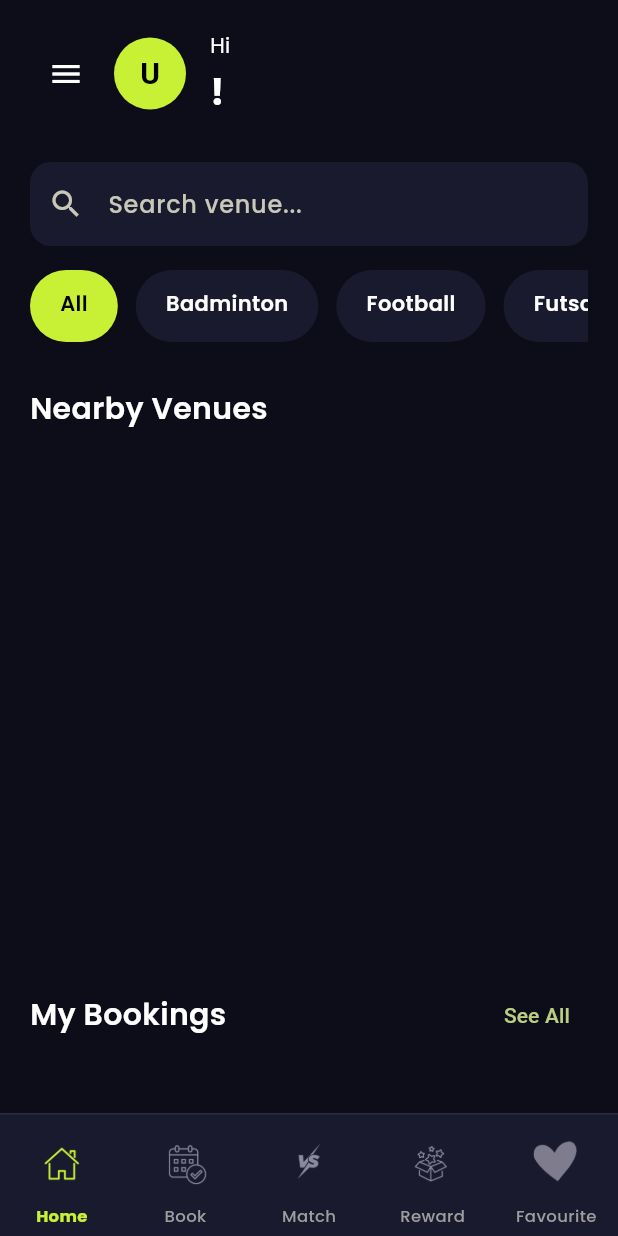
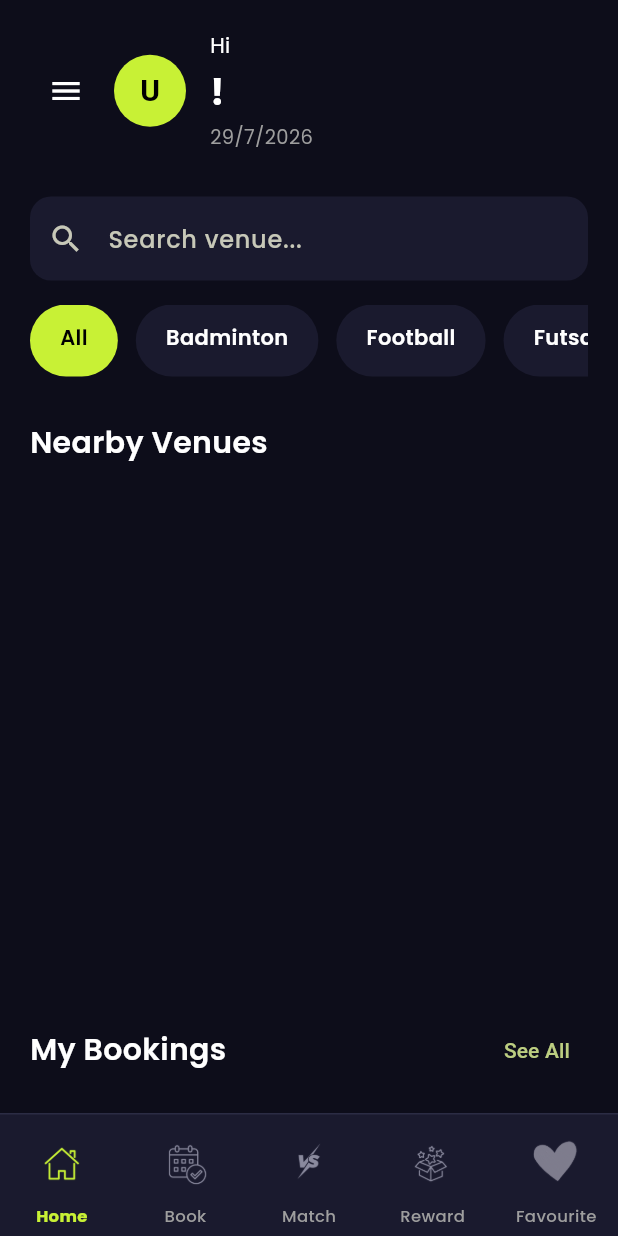
Before and after one commit to kiki6872/playspace_sport_hub_booking_system, a Flutter app: the BookerDashboardPage screen opened by its route, on a phone screen of 412 x 824 dp. Run offline on Flutter 3.47's test engine with Material 3 defaults, Android fonts, the phone set to English and light mode, and no system bars; our stand-ins replace cloud_firestore, firebase_auth, firebase_core, go_router, google_fonts, image_picker; accounts and stored records are empty.

Commit message:
Add today's date to booker Home header, matching vendor style
Vendor dashboard shows the date under "Hi, {name}!" - booker's shared
DashboardHeader didn't. Added the same "d/M/yyyy" grey text under the
name for visual consistency between roles.

Co-Authored-By: Claude Sonnet 5 <noreply@anthropic.com>

```diff
--- a/lib/src/widgets/dashboard_header.dart
+++ b/lib/src/widgets/dashboard_header.dart
@@ -57,6 +57,13 @@ class DashboardHeader extends StatelessWidget {
               const SizedBox(height: 4),
 
               Text("$userName!", style: AppTextStyles.heading2),
+
+              const SizedBox(height: 4),
+
+              Text(
+                "${DateTime.now().day}/${DateTime.now().month}/${DateTime.now().year}",
+                style: const TextStyle(color: Colors.grey, fontSize: 13),
+              ),
             ],
           ),
         ),
```
